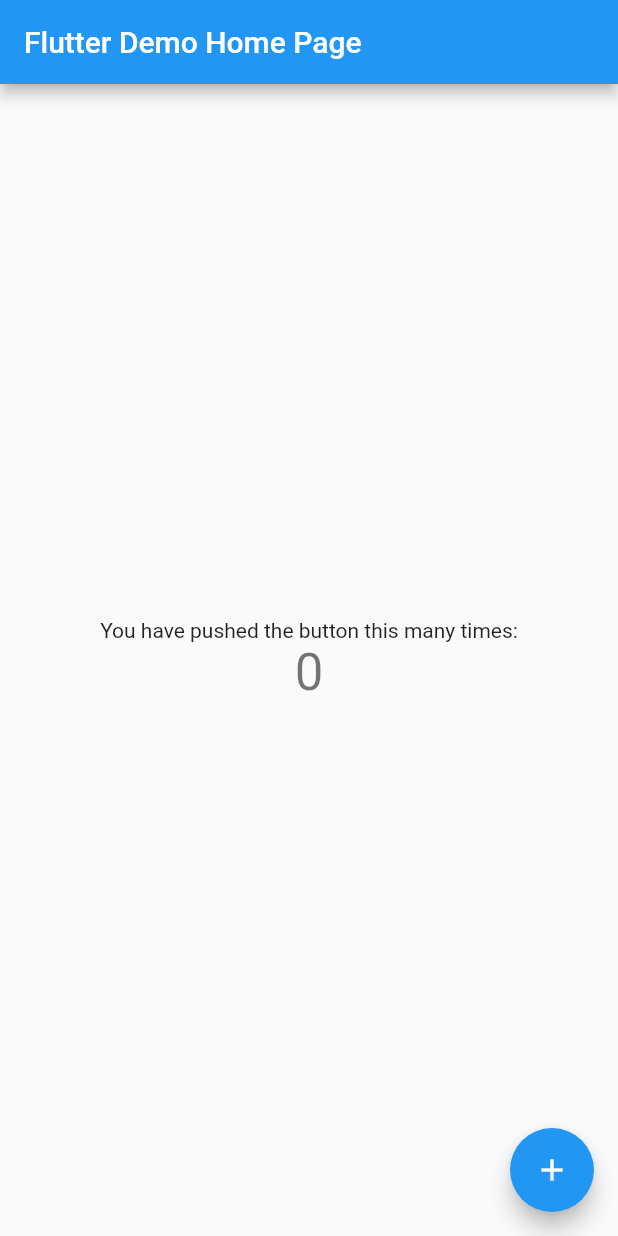
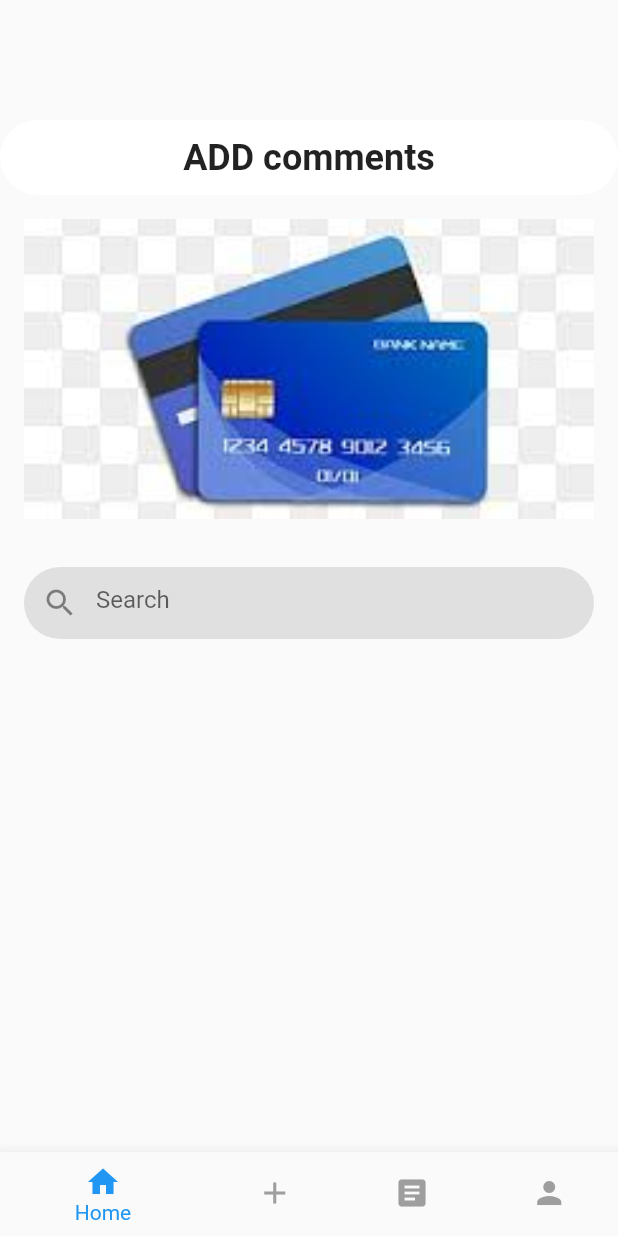
Before and after one commit to sakshi3326/comment_add, a Flutter app: the screen it shows after launch, on a phone screen of 412 x 824 dp. Run offline on Flutter 3.47's test engine with Material 2 defaults, Android fonts, the phone set to English and light mode, and no system bars.

Commit message:
UI ready

```diff
--- a/lib/main.dart
+++ b/lib/main.dart
@@ -1,115 +1,158 @@
 import 'package:flutter/material.dart';
 
 void main() {
-  runApp(const MyApp());
+  runApp(MyApp());
 }
 
 class MyApp extends StatelessWidget {
-  const MyApp({super.key});
-
-  // This widget is the root of your application.
   @override
   Widget build(BuildContext context) {
     return MaterialApp(
-      title: 'Flutter Demo',
+      debugShowCheckedModeBanner: false,
+      title: 'Flutter UI Demo',
       theme: ThemeData(
-        // This is the theme of your application.
-        //
-        // Try running your application with "flutter run". You'll see the
-        // application has a blue toolbar. Then, without quitting the app, try
-        // changing the primarySwatch below to Colors.green and then invoke
-        // "hot reload" (press "r" in the console where you ran "flutter run",
-        // or simply save your changes to "hot reload" in a Flutter IDE).
-        // Notice that the counter didn't reset back to zero; the application
-        // is not restarted.
+
         primarySwatch: Colors.blue,
       ),
-      home: const MyHomePage(title: 'Flutter Demo Home Page'),
+      home: MyHomePage(),
     );
   }
 }
 
 class MyHomePage extends StatefulWidget {
-  const MyHomePage({super.key, required this.title});
-
-  // This widget is the home page of your application. It is stateful, meaning
-  // that it has a State object (defined below) that contains fields that affect
-  // how it looks.
-
-  // This class is the configuration for the state. It holds the values (in this
-  // case the title) provided by the parent (in this case the App widget) and
-  // used by the build method of the State. Fields in a Widget subclass are
-  // always marked "final".
-
-  final String title;
-
   @override
-  State<MyHomePage> createState() => _MyHomePageState();
+  _MyHomePageState createState() => _MyHomePageState();
 }
 
 class _MyHomePageState extends State<MyHomePage> {
-  int _counter = 0;
+  String comment = '';
 
-  void _incrementCounter() {
+  void _showAddCommentDialog() {
+    showDialog(
+      context: context,
+      builder: (BuildContext context) {
+        return ClipRRect(
+          borderRadius: BorderRadius.circular(50.0),
+          child: AlertDialog(
+            title: Text('Type below'),
+            content: Column(
+              mainAxisSize: MainAxisSize.min,
+              children: [
+                TextField(
+                  onChanged: (value) {
                     setState(() {
-      // This call to setState tells the Flutter framework that something has
-      // changed in this State, which causes it to rerun the build method below
-      // so that the display can reflect the updated values. If we changed
-      // _counter without calling setState(), then the build method would not be
-      // called again, and so nothing would appear to happen.
-      _counter++;
+                      comment = value;
                     });
+                  },
+                  decoration: InputDecoration(
+                    hintText: 'Comment',
+                    border: OutlineInputBorder(
+                      borderRadius: BorderRadius.circular(10.0),
+                    ),
+                  ),
+                ),
+              ],
+            ),
+            actions: [
+              ElevatedButton(
+                style: ElevatedButton.styleFrom(
+                  backgroundColor: Colors.deepPurpleAccent,
+                  shape: RoundedRectangleBorder(
+                    borderRadius: BorderRadius.circular(10.0),
+                  ),
+                ),
+                onPressed: () {
+
+                },
+                child: Text('Add'),
+              ),
+            ],
+          ),
+        );
+      },
+    );
   }
 
   @override
   Widget build(BuildContext context) {
-    // This method is rerun every time setState is called, for instance as done
-    // by the _incrementCounter method above.
-    //
-    // The Flutter framework has been optimized to make rerunning build methods
-    // fast, so that you can just rebuild anything that needs updating rather
-    // than having to individually change instances of widgets.
     return Scaffold(
-      appBar: AppBar(
-        // Here we take the value from the MyHomePage object that was created by
-        // the App.build method, and use it to set our appbar title.
-        title: Text(widget.title),
+      body: Column(
+        crossAxisAlignment: CrossAxisAlignment.start,
+        children: [
+          Padding(
+            padding: const EdgeInsets.only(top: 80.0),
+            child: Container(
+              height: 50,
+              decoration: BoxDecoration(
+                borderRadius: BorderRadius.circular(30.0),
+                color: Colors.white,
               ),
-      body: Center(
-        // Center is a layout widget. It takes a single child and positions it
-        // in the middle of the parent.
-        child: Column(
-          // Column is also a layout widget. It takes a list of children and
-          // arranges them vertically. By default, it sizes itself to fit its
-          // children horizontally, and tries to be as tall as its parent.
-          //
-          // Invoke "debug painting" (press "p" in the console, choose the
-          // "Toggle Debug Paint" action from the Flutter Inspector in Android
-          // Studio, or the "Toggle Debug Paint" command in Visual Studio Code)
-          // to see the wireframe for each widget.
-          //
-          // Column has various properties to control how it sizes itself and
-          // how it positions its children. Here we use mainAxisAlignment to
-          // center the children vertically; the main axis here is the vertical
-          // axis because Columns are vertical (the cross axis would be
-          // horizontal).
-          mainAxisAlignment: MainAxisAlignment.center,
-          children: <Widget>[
-            const Text(
-              'You have pushed the button this many times:',
+
+                child: GestureDetector(
+                  onTap: _showAddCommentDialog,
+                  child: Center(
+                    child: Text(
+                      'ADD comments',
+                      style: TextStyle(
+                        fontSize: 24,
+                        fontWeight: FontWeight.bold,
                       ),
-            Text(
-              '$_counter',
-              style: Theme.of(context).textTheme.headline4,
+                    ),
+                  ),
+                ),
+
+            ),
+          ),
+          Padding(
+            padding: const EdgeInsets.all(16.0),
+            child: Image.asset(
+              'assets/images/card.jpg', // Replace with your own image path
+              height: 200,
+              width: double.infinity,
+              fit: BoxFit.cover,
+            ),
+          ),
+          Padding(
+            padding: const EdgeInsets.all(16.0),
+            child: Container(
+              decoration: BoxDecoration(
+                borderRadius: BorderRadius.circular(30.0),
+                color: Colors.grey[300],
+              ),
+              child: TextField(
+                decoration: InputDecoration(
+                  hintText: 'Search',
+                  prefixIcon: Icon(Icons.search),
+                  border: InputBorder.none,
+                  contentPadding: EdgeInsets.symmetric(horizontal: 16.0, vertical: 12.0),
+                ),
+              ),
+            ),
           ),
         ],
       ),
+      bottomNavigationBar: BottomNavigationBar(
+        items: const <BottomNavigationBarItem>[
+          BottomNavigationBarItem(
+            icon: Icon(Icons.home),
+            label: 'Home',
           ),
-      floatingActionButton: FloatingActionButton(
-        onPressed: _incrementCounter,
-        tooltip: 'Increment',
-        child: const Icon(Icons.add),
-      ), // This trailing comma makes auto-formatting nicer for build methods.
+          BottomNavigationBarItem(
+            icon: Icon(Icons.add),
+            label: 'Add Card',
+          ),
+          BottomNavigationBarItem(
+            icon: Icon(Icons.article),
+            label: 'News',
+          ),
+          BottomNavigationBarItem(
+            icon: Icon(Icons.person),
+            label: 'Profile',
+          ),
+        ],
+        selectedItemColor: Colors.blue,
+        unselectedItemColor: Colors.grey,
+      ),
     );
   }
 }
```
Also changed, not shown: pubspec.yaml (+2 -10 lines), 1 other file. Lines whose indentation alone changed are shown as unchanged.
